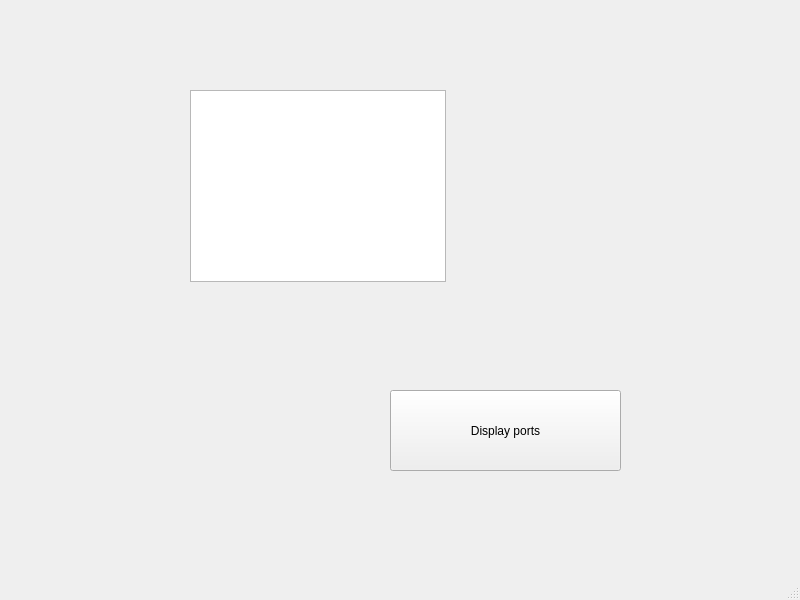
This is mainwindow.ui in Mephierr/lmap as Qt 5 draws it before an edit. The edited form follows.
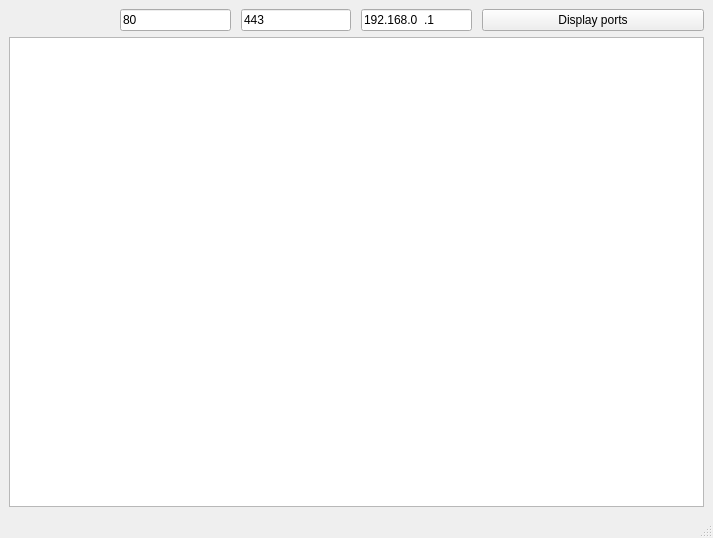
This is the edited form.

The edit to the form file:
```diff
--- a/mainwindow.ui
+++ b/mainwindow.ui
@@ -6,43 +6,79 @@
    <rect>
     <x>0</x>
     <y>0</y>
-    <width>800</width>
-    <height>600</height>
+    <width>713</width>
+    <height>538</height>
    </rect>
   </property>
   <property name="windowTitle">
    <string>MainWindow</string>
   </property>
   <widget class="QWidget" name="centralwidget">
-   <widget class="QPushButton" name="pushButton">
-    <property name="geometry">
-     <rect>
-      <x>390</x>
-      <y>390</y>
-      <width>231</width>
-      <height>81</height>
-     </rect>
-    </property>
-    <property name="text">
-     <string>Display ports</string>
-    </property>
-   </widget>
-   <widget class="QListView" name="listView">
-    <property name="geometry">
-     <rect>
-      <x>190</x>
-      <y>90</y>
-      <width>256</width>
-      <height>192</height>
-     </rect>
-    </property>
-    <property name="gridSize">
-     <size>
-      <width>3</width>
-      <height>3</height>
-     </size>
-    </property>
-   </widget>
+   <layout class="QVBoxLayout" name="verticalLayout_2">
+    <item>
+     <layout class="QHBoxLayout" name="horizontalLayout" stretch="1,1,1,1,2">
+      <property name="spacing">
+       <number>10</number>
+      </property>
+      <property name="sizeConstraint">
+       <enum>QLayout::SizeConstraint::SetDefaultConstraint</enum>
+      </property>
+      <item>
+       <spacer name="horizontalSpacer">
+        <property name="orientation">
+         <enum>Qt::Orientation::Horizontal</enum>
+        </property>
+        <property name="sizeHint" stdset="0">
+         <size>
+          <width>40</width>
+          <height>20</height>
+         </size>
+        </property>
+       </spacer>
+      </item>
+      <item>
+       <widget class="QLineEdit" name="MinPortLineEdit">
+        <property name="inputMask">
+         <string>00000</string>
+        </property>
+        <property name="text">
+         <string>80</string>
+        </property>
+       </widget>
+      </item>
+      <item>
+       <widget class="QLineEdit" name="MaxPortLineEdit">
+        <property name="inputMask">
+         <string>00000</string>
+        </property>
+        <property name="text">
+         <string>443</string>
+        </property>
+       </widget>
+      </item>
+      <item>
+       <widget class="QLineEdit" name="IPAddressLineEdit">
+        <property name="inputMask">
+         <string>000.000.000.000</string>
+        </property>
+        <property name="text">
+         <string>192.168.0.1</string>
+        </property>
+       </widget>
+      </item>
+      <item>
+       <widget class="QPushButton" name="DisplayPortsButton">
+        <property name="text">
+         <string>Display ports</string>
+        </property>
+       </widget>
+      </item>
+     </layout>
+    </item>
+    <item>
+     <widget class="QTextBrowser" name="OutputTextBrowser"/>
+    </item>
+   </layout>
   </widget>
   <widget class="QMenuBar" name="menubar">
    <property name="geometry">
```
Left out of the diff: 4 changed lines with no effect on the pictures.
